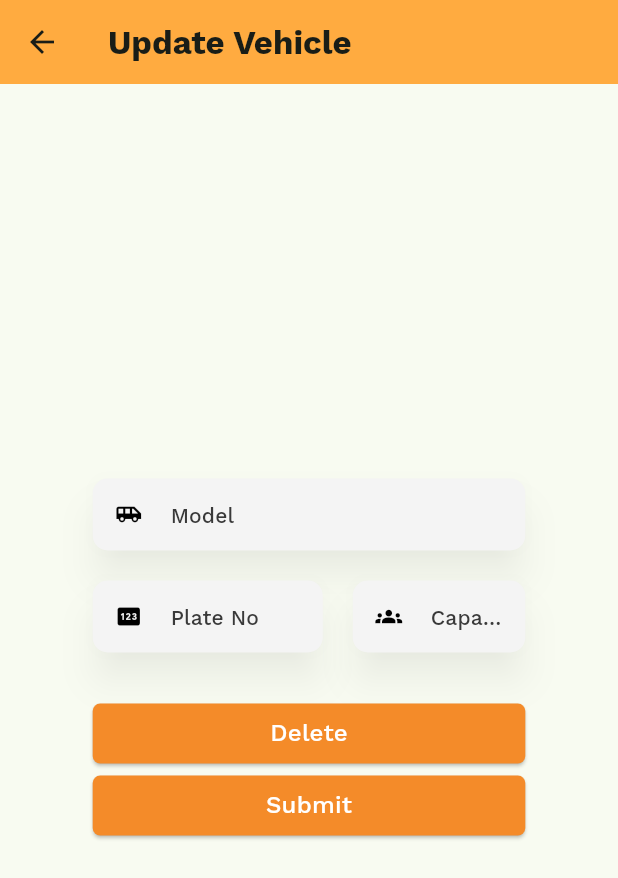
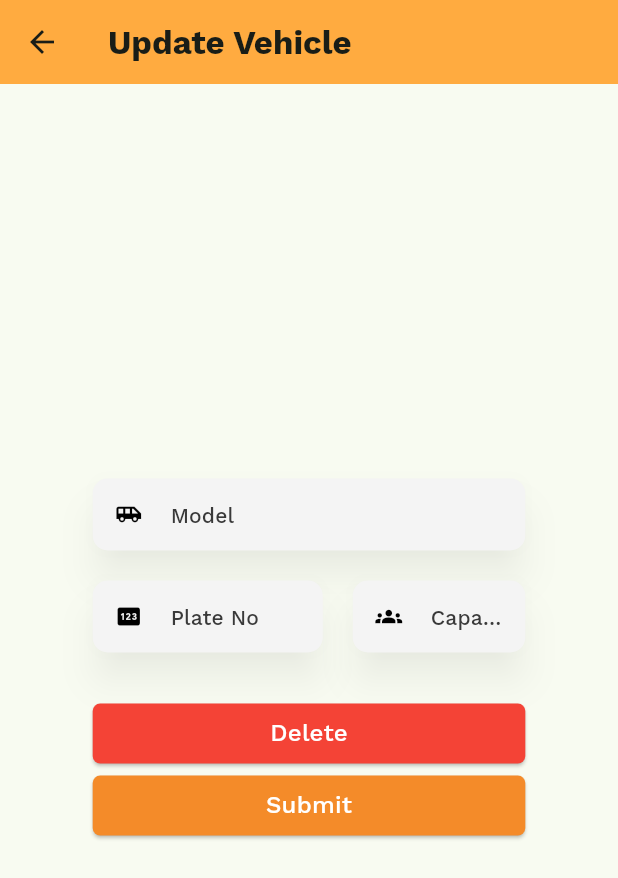
Before and after one commit to Frosco03/Iskomyut, a Flutter app: the VehicleForm screen opened by its route, on a phone screen of 412 x 824 dp. Shown: the top 878 px of the screen. Run offline on Flutter 3.47's test engine with Material 3 defaults, Android fonts, the phone set to English and light mode, and no system bars; our stand-ins replace envied, flutter_map, google_fonts, latlong2; missing offline and left inert: dart:ffi, mysql1; generated files the repository leaves out were written again.

Commit message:
changed color of delete button

```diff
--- a/iskomyut/front_end/lib/vehicle_form.dart
+++ b/iskomyut/front_end/lib/vehicle_form.dart
@@ -204,6 +204,7 @@ class DeleteButton extends StatelessWidget {
         width: (_screenWidth * .75),
         child: ElevatedButton(
           style: ButtonStyle(
+            backgroundColor: MaterialStateProperty.all(Colors.red),
             shape: MaterialStateProperty.all<RoundedRectangleBorder>(
                 RoundedRectangleBorder(
                     borderRadius: BorderRadius.circular(5.0),
```
